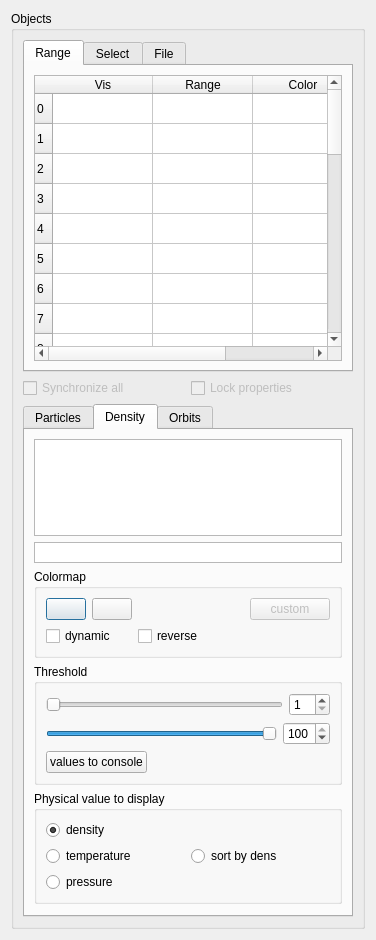
Before: the Qt Designer form src/formobjectcontrol.ui in jcldc/glnemo2, drawn with Qt 5.
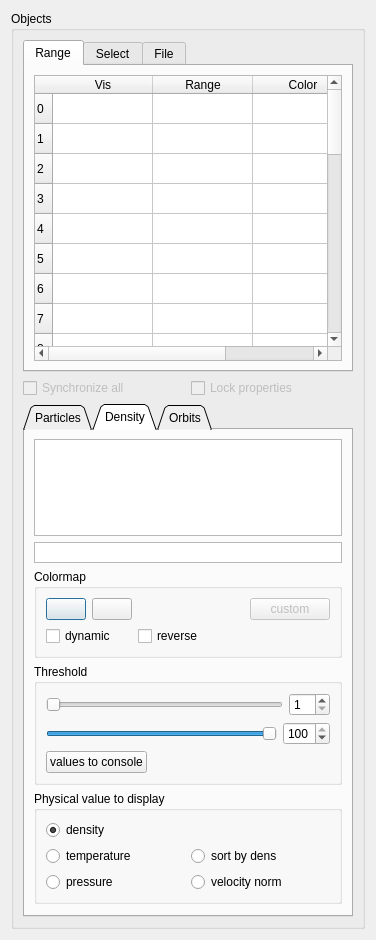
After: the same form once the commit is applied. The open tabs and pages were chosen to show the change. Icons and pictures are not drawn.

Commit message: velnorm phys not activated from gui if no density.....to be fixed..

What changed in the file:
```diff
--- a/src/formobjectcontrol.ui
+++ b/src/formobjectcontrol.ui
@@ -29,7 +29,7 @@
    <iconset>
     <normaloff>../../../../../../../../../../../../../../home/jcl/.designer/backup</normaloff>../../../../../../../../../../../../../../home/jcl/.designer/backup</iconset>
   </property>
-  <layout class="QGridLayout" name="gridLayout_7">
+  <layout class="QGridLayout" name="gridLayout_9">
    <item row="0" column="0">
     <widget class="QGroupBox" name="groupBox_3">
      <property name="sizePolicy">
@@ -670,6 +670,9 @@
         <property name="toolTip">
          <string/>
         </property>
+        <property name="tabShape">
+         <enum>QTabWidget::Triangular</enum>
+        </property>
         <property name="currentIndex">
          <number>0</number>
         </property>
@@ -1013,7 +1016,7 @@
          <attribute name="title">
           <string>Density</string>
          </attribute>
-         <layout class="QGridLayout" name="gridLayout_9">
+         <layout class="QGridLayout" name="gridLayout_7">
           <item row="0" column="0">
            <widget class="QGraphicsView" name="dens_histo_view">
             <property name="sizePolicy">
@@ -1364,7 +1367,7 @@
                </property>
               </widget>
              </item>
-             <item row="1" column="0">
+             <item row="1" column="0" colspan="2">
               <layout class="QHBoxLayout" name="horizontalLayout_4">
                <item>
                 <widget class="QRadioButton" name="temp_phys_radio">
@@ -1398,6 +1401,13 @@
                </property>
               </widget>
              </item>
+             <item row="2" column="1">
+              <widget class="QRadioButton" name="velnorm_phys_radio">
+               <property name="text">
+                <string>velocity norm</string>
+               </property>
+              </widget>
+             </item>
             </layout>
            </widget>
           </item>
```
The commit also changes 11 other files.
